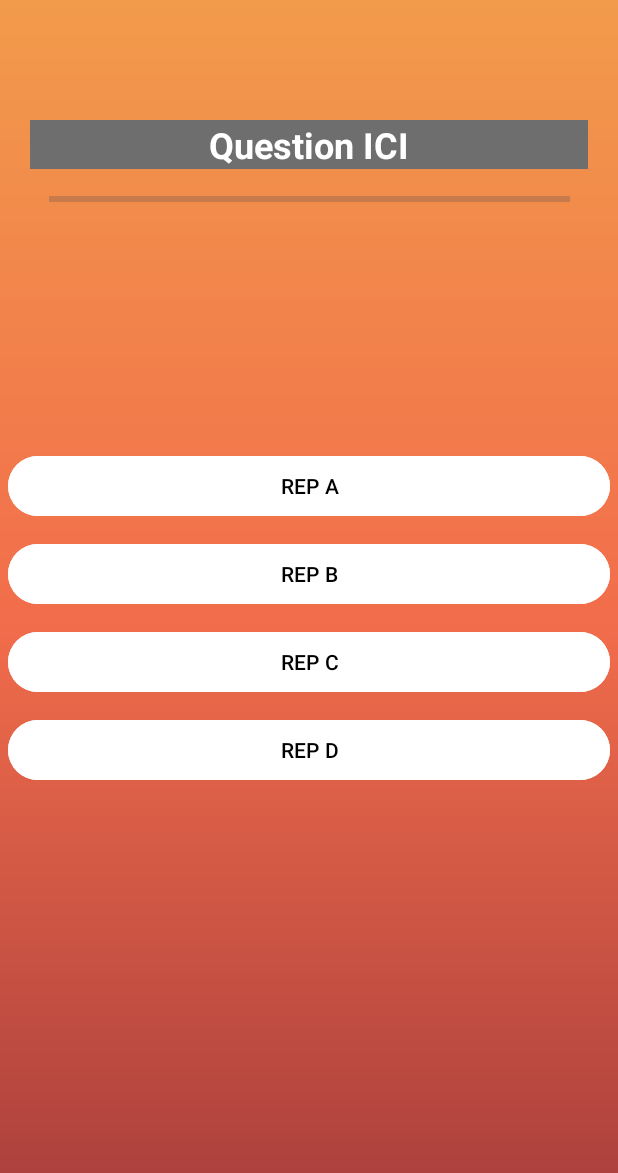
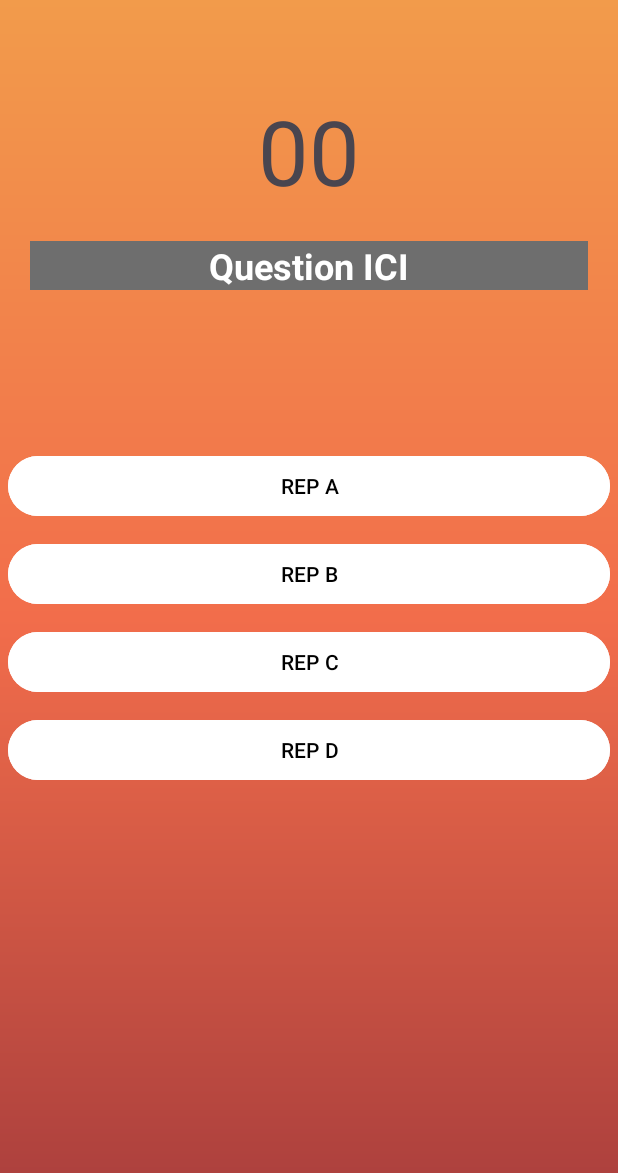
Before and after one commit to Alexis-42/HasteQuest, an Android app: the layout quiz.xml on its own in the app's theme, with its tools: preview values and no code run, on a phone screen of 412 x 824 dp. Shown: the top 1173 px of the screen. Run offline under Robolectric (Android 15) with nearby library versions, the phone set to English and light mode, and no system bars.

Commit message:
Ajout chrono sur memory et quiz

```diff
--- a/app/src/main/java/com/jeu/hastequest/model/games/QuizModel.java
+++ b/app/src/main/java/com/jeu/hastequest/model/games/QuizModel.java
@@ -1,6 +1,12 @@
 package com.jeu.hastequest.model.games;
 
+import android.os.Handler;
+
+import com.jeu.hastequest.controller.games.Quiz;
+
 public class QuizModel extends GameModel {
+    public int seconds = 20;
+    private Handler handlerChrono;
     public int currentQuestionIndex;
     public static String[] question ={
         "Léo le goat ?",
@@ -44,4 +50,22 @@ public class QuizModel extends GameModel {
     private int getRandomNumber(int max) {
         return (int) ((Math.random() * (max)) + 0);
     }
+
+    public void init(Quiz memory, boolean isSurvival, int score, int lives, int difficulty){
+        handlerChrono = new Handler();
+        memory.updateTime(seconds);
+        // Répète le runnable après un délai
+        Runnable runnableChrono = new Runnable() {
+            @Override
+            public void run() {
+                seconds--;
+                memory.updateTime(seconds);
+                memory.checkWin(isSurvival, score, lives, difficulty);
+                if(!memory.finished){
+                    handlerChrono.postDelayed(this, 1000); // Répète le runnable après un délai
+                }
+            }
+        };
+        handlerChrono.postDelayed(runnableChrono, 1000); // Démarrer le runnable avec un délai initial
+    }
 }
--- a/app/src/main/res/layout/quiz.xml
+++ b/app/src/main/res/layout/quiz.xml
@@ -1,6 +1,5 @@
 <?xml version="1.0" encoding="utf-8"?>
 <androidx.coordinatorlayout.widget.CoordinatorLayout xmlns:android="http://schemas.android.com/apk/res/android"
-    xmlns:app="http://schemas.android.com/apk/res-auto"
     xmlns:tools="http://schemas.android.com/tools"
     android:layout_width="match_parent"
     android:layout_height="match_parent"
@@ -13,7 +12,15 @@
         android:layout_width="match_parent"
         android:layout_height="wrap_content"
         android:layout_marginTop="60sp"
-        android:orientation="vertical">
+        android:orientation="vertical"
+        android:gravity="center">
+
+        <TextView
+            android:id="@+id/chrono"
+            android:layout_width="wrap_content"
+            android:layout_height="wrap_content"
+            android:text="00"
+            android:textSize="60sp" />
 
         <TextView
             android:id="@+id/question"
@@ -71,16 +78,9 @@
             android:layout_margin="5sp"
             android:backgroundTint="@color/white"
             android:text="@string/rep_d"
+            android:layout_gravity="center"
             android:textColor="@color/black"/>
 
     </LinearLayout>
 
-    <ProgressBar
-        android:id="@+id/progressBar"
-        style="?android:attr/progressBarStyleHorizontal"
-        android:layout_width="347dp"
-        android:layout_height="40sp"
-        app:layout_anchor="@+id/linearLayout"
-        app:layout_anchorGravity="bottom|center" />
-
 </androidx.coordinatorlayout.widget.CoordinatorLayout>
```
Also changed, not shown: app/src/main/java/com/jeu/hastequest/controller/games/Memory.java (+36 -2 lines), app/src/main/java/com/jeu/hastequest/controller/games/Quiz.java (+31 -2 lines), app/src/main/java/com/jeu/hastequest/model/games/MemoryModel.java (+24 -0 lines), app/src/main/res/layout/memory.xml (+15 -1 lines).
